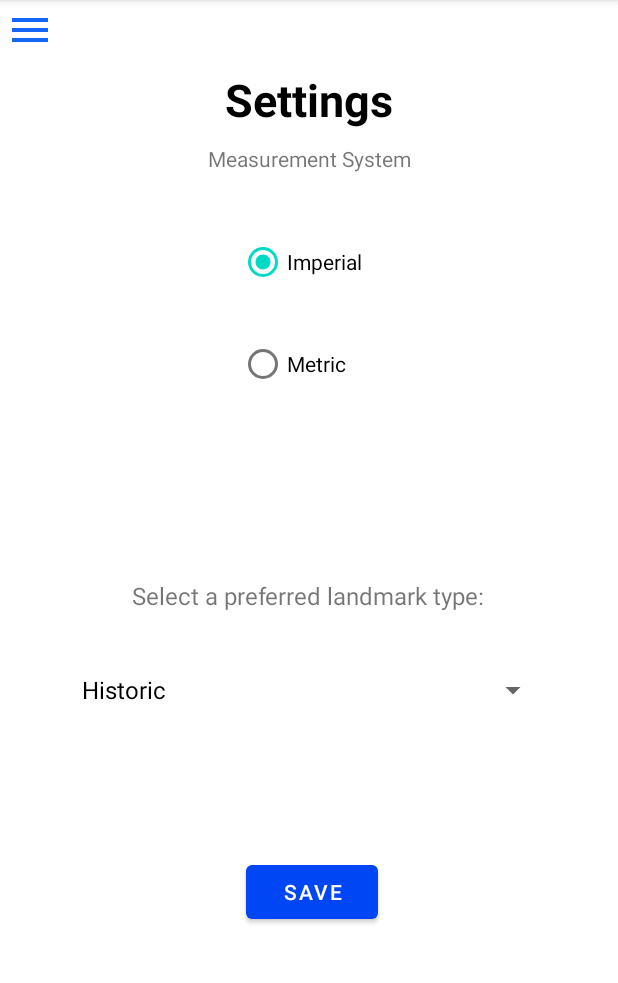
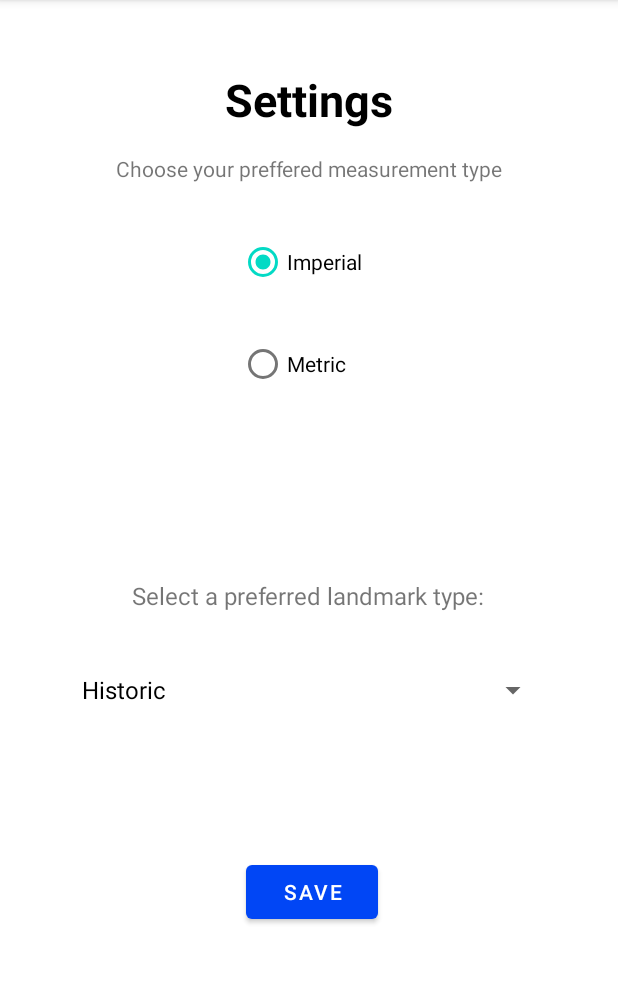
Before and after one commit to arnold-bunu/Mapped_V6, an Android app: the fragment SettingsFragment shown on its own in the app's theme, on a phone screen of 412 x 824 dp, the part 84-1067 px from its top. Run offline under Robolectric (Android 15) with nearby library versions, the phone set to English and light mode, and no system bars; our stand-ins replace Firebase (no records; nobody signed in at launch, a user with empty details on screens opened directly), data binding.

Commit message:
final version

```diff
--- a/app/src/main/java/com/example/mapped_v6/ui/ui/settings/SettingsFragment.java
+++ b/app/src/main/java/com/example/mapped_v6/ui/ui/settings/SettingsFragment.java
@@ -59,6 +59,8 @@ public class SettingsFragment extends Fragment implements AdapterView.OnItemClic
     private FragmentSettingsBinding binding;
     private ui.settings.SettingsViewModel settingsViewModel;
     private Spinner spLandMrkType;
+    private String test3;
+    private String test4;
 
 
     public SettingsFragment() {
@@ -159,7 +161,7 @@ public class SettingsFragment extends Fragment implements AdapterView.OnItemClic
         mDatabase.child("Users/").child(userId).child("metricImperial").child("Type").setValue(measurementRb.getText().toString());
 
 
-        String test3=spLandMarkType.getSelectedItem().toString();
+       test3=spLandMarkType.getSelectedItem().toString();
 
 
 
@@ -230,12 +232,22 @@ public class SettingsFragment extends Fragment implements AdapterView.OnItemClic
                 }
                 else{
                     Log.d("firebase", String.valueOf(task.getResult().getValue()));
-                    String test4=String.valueOf(task.getResult().getValue());
+                     test4=String.valueOf(task.getResult().getValue());
+
+                    for (int i = 0; i < gTypes.length; i++) {
+                        if (test4.equals(gTypes[i])) {
+                            spLandMarkType.setSelection(i);
+                            break;
+                        }
+                    }
+
 
                     Toast.makeText(getActivity(), "Current Preferred Landmark type: "+test4, Toast.LENGTH_LONG).show();
                 }
             }
         });
+
+
 
 
 
--- a/app/src/main/res/layout/activity_sign_up.xml
+++ b/app/src/main/res/layout/activity_sign_up.xml
@@ -29,7 +29,6 @@
         android:hint="first name"
         android:inputType="textPersonName"
         android:minHeight="48dp"
-        android:text="Name"
         android:textColorHint="#1464F6"
         app:layout_constraintEnd_toEndOf="parent"
         app:layout_constraintHorizontal_bias="0.497"
@@ -46,7 +45,6 @@
         android:hint="last name"
         android:inputType="textPersonName"
         android:minHeight="48dp"
-        android:text="Name"
         android:textColorHint="#1464F6"
         app:layout_constraintEnd_toEndOf="parent"
         app:layout_constraintHorizontal_bias="0.497"
--- a/app/src/main/res/layout/app_bar_nav.xml
+++ b/app/src/main/res/layout/app_bar_nav.xml
@@ -16,7 +16,7 @@
             android:id="@+id/toolbar"
             android:layout_width="match_parent"
             android:layout_height="?attr/actionBarSize"
-            android:background="@color/white"
+            android:background="#0146F5"
             app:popupTheme="@style/Theme.Mapped_V6.AppBarOverlay" />
 
     </com.google.android.material.appbar.AppBarLayout>
--- a/app/src/main/res/layout/fragment_settings.xml
+++ b/app/src/main/res/layout/fragment_settings.xml
@@ -43,8 +43,8 @@
                 android:layout_width="118dp"
                 android:layout_height="60dp"
                 android:layout_marginTop="22dp"
+                android:checked="true"
                 android:text="Imperial"
-                android:checked="true"
                 app:layout_constraintEnd_toStartOf="@+id/rbMetric"
                 app:layout_constraintHorizontal_bias="0.606"
                 app:layout_constraintStart_toStartOf="parent"
@@ -95,27 +95,15 @@
             app:layout_constraintTop_toBottomOf="@+id/spLandMarkType"
             app:layout_constraintVertical_bias="0.368" />
 
-        <ImageView
-            android:id="@+id/imageView2"
-            android:layout_width="wrap_content"
-            android:layout_height="wrap_content"
-            android:layout_marginStart="4dp"
-            android:layout_marginTop="4dp"
-            android:src="@drawable/ic_baseline_menu_24"
-            app:layout_constraintEnd_toEndOf="parent"
-            app:layout_constraintHorizontal_bias="0.0"
-            app:layout_constraintStart_toStartOf="parent"
-            app:layout_constraintTop_toTopOf="parent" />
-
         <TextView
             android:id="@+id/textView"
             android:layout_width="wrap_content"
             android:layout_height="wrap_content"
-            android:layout_marginTop="96dp"
-            android:text="Measurement System"
+            android:layout_marginTop="16dp"
+            android:text="Choose your preffered measurement type"
             app:layout_constraintEnd_toEndOf="parent"
             app:layout_constraintStart_toStartOf="parent"
-            app:layout_constraintTop_toTopOf="parent" />
+            app:layout_constraintTop_toBottomOf="@+id/textView3" />
 
     </androidx.constraintlayout.widget.ConstraintLayout>
 </FrameLayout>
```
Also changed, not shown: app/src/main/java/com/example/mapped_v6/LoginAcivity.java (+0 -7 lines), app/src/main/java/com/example/mapped_v6/ui/ui/MapsFragment.java (+4 -3 lines), app/src/main/java/com/example/mapped_v6/ui/ui/favourites/FavouritesFragment.java (+32 -2 lines), app/src/main/res/layout/activity_login_acivity.xml (+5 -14 lines), app/src/main/res/layout/fragment_favourites.xml (+0 -10 lines), app/src/main/res/layout/fragment_maps.xml (+7 -5 lines), app/src/main/res/layout/nav_header_nav.xml (+4 -4 lines).
